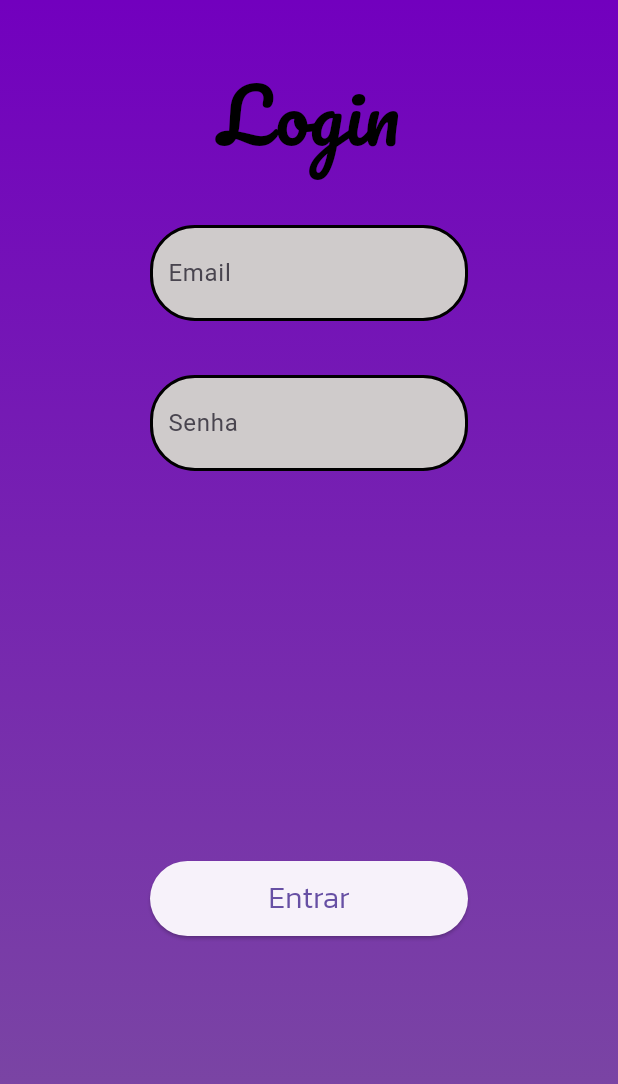
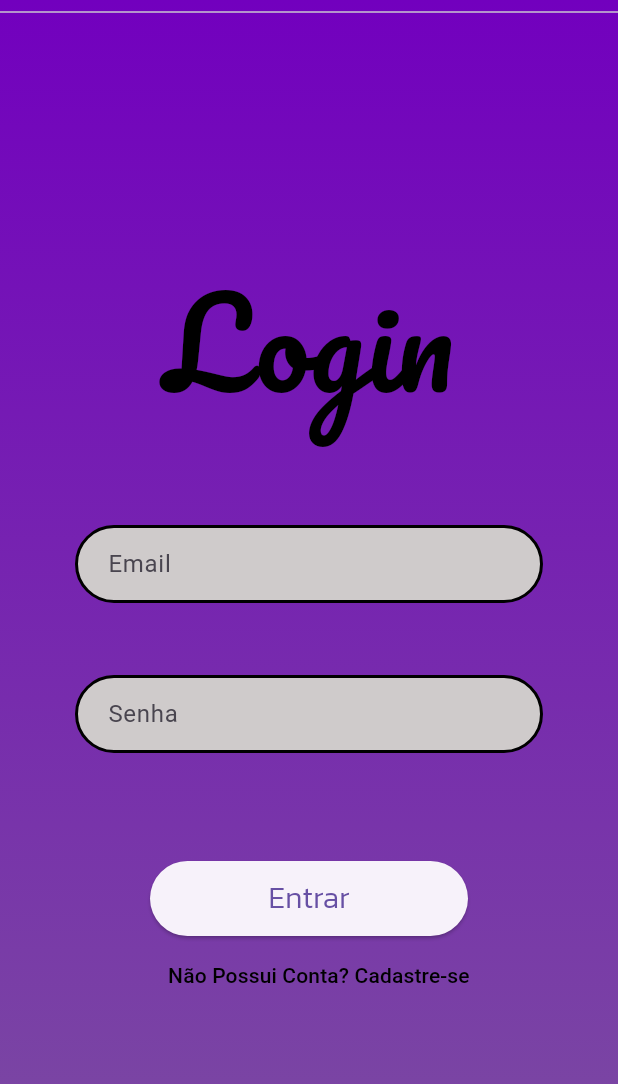
Before and after one commit to Lkonkon/Flutter, a Flutter app: the screen it shows after launch, on a phone screen of 412 x 824 dp. Shown: the top 1084 px of the screen. Run offline on Flutter 3.47's test engine with Material 3 defaults, Android fonts, the phone set to English and light mode, and no system bars.

Commit message:
Alterado a posição dos campos para ficar correto no Android Studio

```diff
--- a/lib/TelaLogin.dart
+++ b/lib/TelaLogin.dart
@@ -25,17 +25,17 @@ class _TelaLogin extends State<TelaLogin> {
           ),
           Container(
             alignment: Alignment.topCenter,
-            margin: EdgeInsets.symmetric(horizontal: 80, vertical: 40),
+            margin: EdgeInsets.symmetric(horizontal: 80, vertical: 170),
             child: const Text(
               "Login",
               style: TextStyle(
-                  fontFamily: 'Pacifico', fontSize: 50, color: Colors.black),
+                  fontFamily: 'Pacifico', fontSize: 80, color: Colors.black),
             ),
           ),
           Positioned(
-            top: 150,
-            left: 100,
-            right: 100,
+            top: 350,
+            left: 50,
+            right: 50,
             child: Container(
               decoration: BoxDecoration(
                 borderRadius: BorderRadius.circular(30),
@@ -48,16 +48,16 @@ class _TelaLogin extends State<TelaLogin> {
                 decoration: InputDecoration(
                   labelText: "Email",
                   border: InputBorder.none,
-                  contentPadding: EdgeInsets.all(10),
+                  contentPadding: EdgeInsets.symmetric(horizontal: 20),
                 ),
                 cursorColor: Colors.black,
               ),
             ),
           ),
           Positioned(
-            top: 250,
-            left: 100,
-            right: 100,
+            top: 450,
+            left: 50,
+            right: 50,
             child: Container(
               decoration: BoxDecoration(
                 borderRadius: BorderRadius.circular(30),
@@ -70,7 +70,7 @@ class _TelaLogin extends State<TelaLogin> {
                 decoration: InputDecoration(
                   labelText: "Senha",
                   border: InputBorder.none,
-                  contentPadding: EdgeInsets.all(10),
+                  contentPadding: EdgeInsets.symmetric(horizontal: 20)
                 ),
                 obscureText: true,
               ),
@@ -86,7 +86,24 @@ class _TelaLogin extends State<TelaLogin> {
                 height: 50,
                 child: ElevatedButton(
                   onPressed: () {},
-                  child: Text("Entrar",style: TextStyle(fontSize: 20, fontFamily: 'Kanit')),
+                  child: Text("Entrar",
+                      style: TextStyle(fontSize: 20, fontFamily: 'Kanit')),
+                ),
+              ),
+            ),
+          ),
+          Divider(),
+          Positioned(
+            bottom: 150,
+            child: Container(
+              margin: EdgeInsets.symmetric(horizontal: 100),
+              child: TextButton(
+                onPressed: () {},
+                child: const Text(
+                  "Não Possui Conta? Cadastre-se",
+                  style: TextStyle(
+                      color: Colors.black,
+                      decorationColor: Colors.black),
                 ),
               ),
             ),
```
